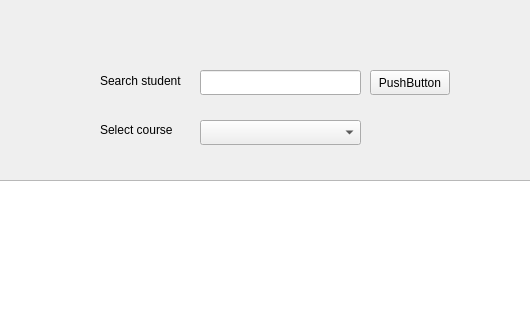
Above: details.ui from casalete/ErasmusIo before the change; both pictures show x 190 to 720 and y 0 to 320 of the 1100 by 674 pixel window. Below: the same form after it.
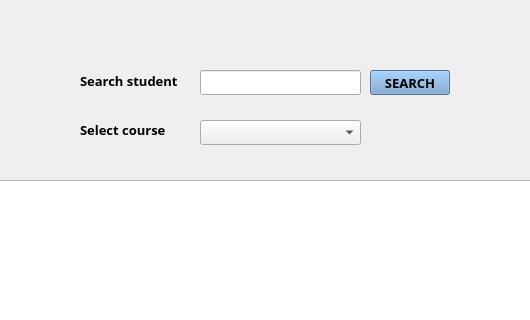
That is the form after the change. Icons and pictures are not drawn.

```diff
--- a/details.ui
+++ b/details.ui
@@ -35,8 +35,19 @@
      <height>25</height>
     </rect>
    </property>
+   <property name="font">
+    <font>
+     <family>Courier 10 Pitch</family>
+     <pointsize>10</pointsize>
+     <weight>75</weight>
+     <bold>true</bold>
+    </font>
+   </property>
+   <property name="styleSheet">
+    <string notr="true">background: rgb(114, 159, 207);</string>
+   </property>
    <property name="text">
-    <string>PushButton</string>
+    <string>SEARCH</string>
    </property>
   </widget>
   <widget class="QComboBox" name="comboBox">
@@ -52,12 +63,20 @@
   <widget class="QLabel" name="label">
    <property name="geometry">
     <rect>
-     <x>290</x>
+     <x>270</x>
      <y>120</y>
-     <width>81</width>
+     <width>101</width>
      <height>20</height>
     </rect>
    </property>
+   <property name="font">
+    <font>
+     <family>Courier 10 Pitch</family>
+     <pointsize>10</pointsize>
+     <weight>75</weight>
+     <bold>true</bold>
+    </font>
+   </property>
    <property name="styleSheet">
     <string notr="true">background:transparent;</string>
    </property>
@@ -68,12 +87,20 @@
   <widget class="QLabel" name="label_2">
    <property name="geometry">
     <rect>
-     <x>290</x>
+     <x>270</x>
      <y>70</y>
-     <width>91</width>
+     <width>111</width>
      <height>21</height>
     </rect>
    </property>
+   <property name="font">
+    <font>
+     <family>Courier 10 Pitch</family>
+     <pointsize>10</pointsize>
+     <weight>75</weight>
+     <bold>true</bold>
+    </font>
+   </property>
    <property name="styleSheet">
     <string notr="true">background:transparent;
 </string>
```
Left out of the diff: 26 changed lines with no effect on the pictures.
